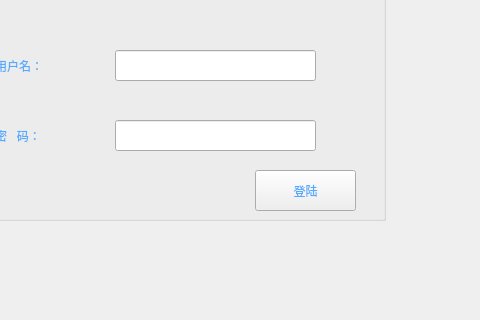
First picture: the form in InstantMessaging/login.ui, repository mrwanjun/First, before the edit; both pictures show x 115 to 595 and y 280 to 600 of the 963 by 600 pixel window.
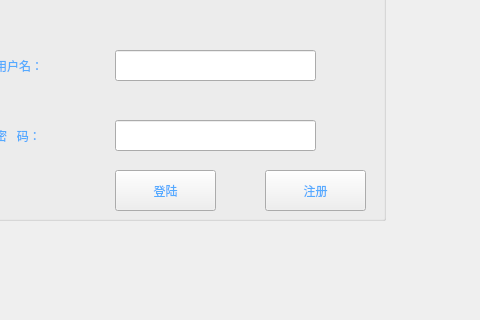
Second picture: the form after the edit.

What changed in the file:
```diff
--- a/InstantMessaging/login.ui
+++ b/InstantMessaging/login.ui
@@ -81,7 +81,7 @@
    <widget class="QPushButton" name="pushButtonLogin">
     <property name="geometry">
      <rect>
-      <x>280</x>
+      <x>140</x>
       <y>210</y>
       <width>101</width>
       <height>41</height>
@@ -94,6 +94,22 @@
      <string>登陆</string>
     </property>
    </widget>
+   <widget class="QPushButton" name="pushButtonLoginRegister">
+    <property name="geometry">
+     <rect>
+      <x>290</x>
+      <y>210</y>
+      <width>101</width>
+      <height>41</height>
+     </rect>
+    </property>
+    <property name="styleSheet">
+     <string notr="true"/>
+    </property>
+    <property name="text">
+     <string>注册</string>
+    </property>
+   </widget>
   </widget>
   <widget class="QLabel" name="label">
    <property name="geometry">
```
